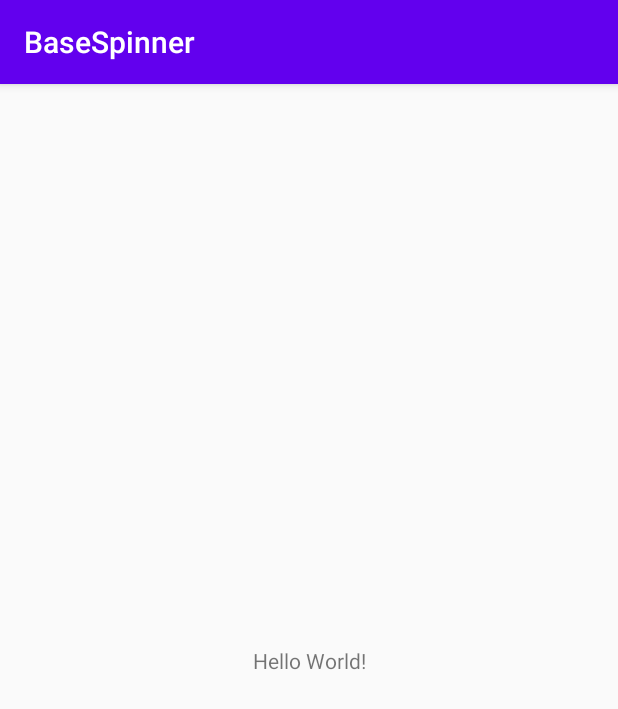
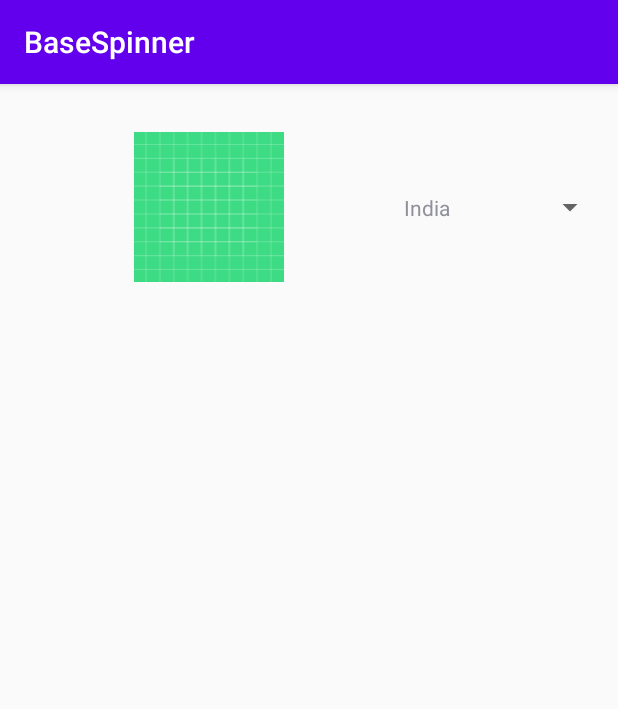
Before and after one commit to AdeDom/BaseSpinner, an Android app: the screen it shows after launch (MainActivity), on a phone screen of 412 x 824 dp. Shown: the top 709 px of the screen. Run offline under Robolectric (Android 15) with nearby library versions, the phone set to English and light mode, and no system bars.

Commit message:
BaseSpinner

```diff
--- /dev/null
+++ b/app/src/main/java/com/adedom/basespinner/BaseSpinner.kt
@@ -0,0 +1,53 @@
+package com.adedom.basespinner
+
+import android.content.Context
+import android.view.LayoutInflater
+import android.view.View
+import android.view.ViewGroup
+import android.widget.AdapterView
+import android.widget.ArrayAdapter
+import android.widget.Spinner
+import androidx.annotation.LayoutRes
+
+abstract class BaseSpinner<T>(
+    context: Context,
+    list: MutableList<T>
+) : ArrayAdapter<T>(context, 0, list) {
+
+    override fun getView(position: Int, convertView: View?, parent: ViewGroup): View {
+        return initView(position, convertView, parent)
+    }
+
+    override fun getDropDownView(position: Int, convertView: View?, parent: ViewGroup): View {
+        return initView(position, convertView, parent)
+    }
+
+    @LayoutRes
+    abstract fun getLayout(): Int
+
+    abstract infix fun View.onBindViewHolder(data: T)
+
+    private fun initView(position: Int, convertView: View?, parent: ViewGroup): View {
+        val view = convertView ?: LayoutInflater.from(context).inflate(getLayout(), parent, false)
+        getItem(position)?.let { view onBindViewHolder it }
+        return view
+    }
+
+}
+
+@Suppress("UNCHECKED_CAST")
+fun <T> Spinner.onItemSelected(item: (T) -> Unit) {
+    onItemSelectedListener = object : AdapterView.OnItemSelectedListener {
+        override fun onNothingSelected(p0: AdapterView<*>?) {}
+
+        override fun onItemSelected(
+            parent: AdapterView<*>,
+            view: View?,
+            position: Int,
+            id: Long
+        ) {
+            val model = parent.getItemAtPosition(position) as T
+            item.invoke(model)
+        }
+    }
+}
--- /dev/null
+++ b/app/src/main/java/com/adedom/basespinner/CountryAdapter.kt
@@ -0,0 +1,19 @@
+package com.adedom.basespinner
+
+import android.content.Context
+import android.view.View
+import kotlinx.android.synthetic.main.country_spinner_row.view.*
+
+class CountryAdapter(
+    context: Context,
+    countryList: MutableList<CountryItem>
+) : BaseSpinner<CountryItem>(context, countryList) {
+
+    override fun getLayout(): Int = R.layout.country_spinner_row
+
+    override fun View.onBindViewHolder(data: CountryItem) {
+        image_view.setImageResource(data.flagImage)
+        text_view.text = data.countryName
+    }
+
+}
--- /dev/null
+++ b/app/src/main/java/com/adedom/basespinner/CountryItem.kt
@@ -0,0 +1,6 @@
+package com.adedom.basespinner
+
+data class CountryItem(
+    val countryName: String,
+    val flagImage: Int
+)
--- a/app/src/main/java/com/adedom/basespinner/MainActivity.kt
+++ b/app/src/main/java/com/adedom/basespinner/MainActivity.kt
@@ -1,11 +1,29 @@
 package com.adedom.basespinner
 
+import android.os.Bundle
+import android.widget.Toast
 import androidx.appcompat.app.AppCompatActivity
-import android.os.Bundle
+import kotlinx.android.synthetic.main.activity_main.*
 
 class MainActivity : AppCompatActivity() {
+
     override fun onCreate(savedInstanceState: Bundle?) {
         super.onCreate(savedInstanceState)
         setContentView(R.layout.activity_main)
+
+        spinner.adapter = CountryAdapter(baseContext, initList())
+        spinner.onItemSelected<CountryItem> {
+            Toast.makeText(baseContext, "$it selected", Toast.LENGTH_SHORT).show()
+        }
     }
+
+    private fun initList(): MutableList<CountryItem> {
+        val list = mutableListOf<CountryItem>()
+        list.add(CountryItem("India", R.drawable.ic_launcher_background))
+        list.add(CountryItem("China", R.drawable.ic_launcher_background))
+        list.add(CountryItem("USA", R.drawable.ic_launcher_background))
+        list.add(CountryItem("Germany", R.drawable.ic_launcher_background))
+        return list
+    }
+
 }
--- a/app/src/main/res/layout/activity_main.xml
+++ b/app/src/main/res/layout/activity_main.xml
@@ -6,13 +6,15 @@
     android:layout_height="match_parent"
     tools:context=".MainActivity">
 
-    <TextView
-        android:layout_width="wrap_content"
+    <Spinner
+        android:id="@+id/spinner"
+        android:layout_width="match_parent"
         android:layout_height="wrap_content"
-        android:text="Hello World!"
-        app:layout_constraintBottom_toBottomOf="parent"
-        app:layout_constraintLeft_toLeftOf="parent"
-        app:layout_constraintRight_toRightOf="parent"
+        android:layout_marginStart="8dp"
+        android:layout_marginTop="32dp"
+        android:layout_marginEnd="8dp"
+        app:layout_constraintEnd_toEndOf="parent"
+        app:layout_constraintStart_toStartOf="parent"
         app:layout_constraintTop_toTopOf="parent" />
 
 </androidx.constraintlayout.widget.ConstraintLayout>
--- /dev/null
+++ b/app/src/main/res/layout/country_spinner_row.xml
@@ -0,0 +1,27 @@
+<?xml version="1.0" encoding="utf-8"?>
+<androidx.constraintlayout.widget.ConstraintLayout xmlns:android="http://schemas.android.com/apk/res/android"
+    xmlns:app="http://schemas.android.com/apk/res-auto"
+    android:layout_width="match_parent"
+    android:layout_height="wrap_content">
+
+    <ImageView
+        android:id="@+id/image_view"
+        android:layout_width="150dp"
+        android:layout_height="100dp"
+        android:src="@drawable/ic_launcher_background"
+        app:layout_constraintBottom_toBottomOf="parent"
+        app:layout_constraintEnd_toStartOf="@+id/text_view"
+        app:layout_constraintStart_toStartOf="parent"
+        app:layout_constraintTop_toTopOf="parent" />
+
+    <TextView
+        android:id="@+id/text_view"
+        android:layout_width="wrap_content"
+        android:layout_height="wrap_content"
+        android:text="TextView"
+        app:layout_constraintBottom_toBottomOf="parent"
+        app:layout_constraintEnd_toEndOf="parent"
+        app:layout_constraintStart_toEndOf="@+id/image_view"
+        app:layout_constraintTop_toTopOf="parent" />
+
+</androidx.constraintlayout.widget.ConstraintLayout>
```
